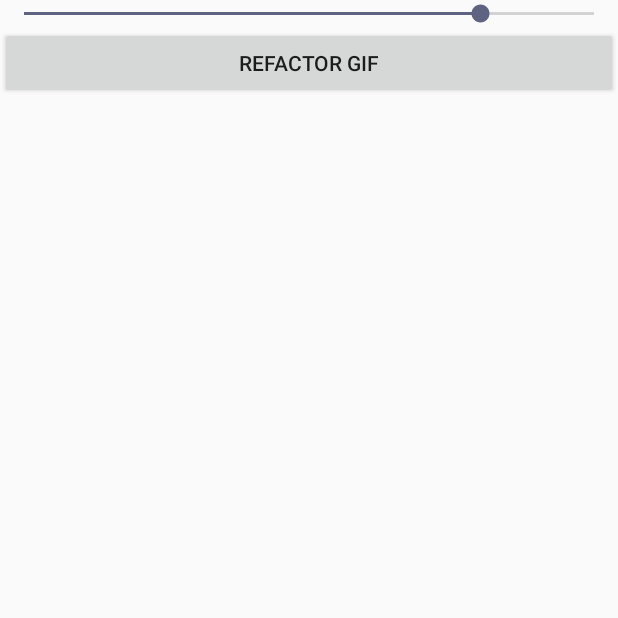
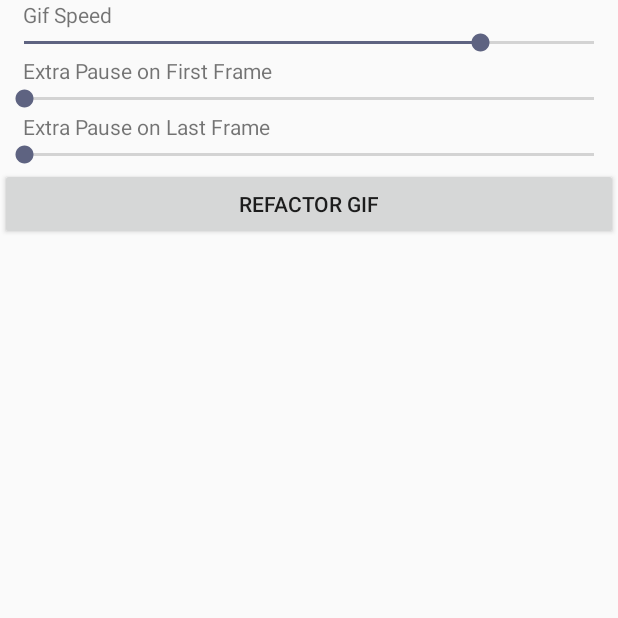
Before and after one commit to spencerstock/Gnocchi, an Android app: the DetailActivity screen opened directly, with no data from a screen before it, after a tap on "REFACTOR GIF", on a phone screen of 412 x 824 dp, the top half of it. Run offline under Robolectric (Android 15) with nearby library versions, the phone set to English and light mode, and no system bars; libraries missing offline, so code that uses them is left out: pl.droidsonroids.gif; 4 statements that could not run were skipped.

Commit message:
added first frame delay and last frame delay implementation

```diff
--- a/app/src/main/java/com/spencerstock/gnocchi/Activities/DetailActivity.java
+++ b/app/src/main/java/com/spencerstock/gnocchi/Activities/DetailActivity.java
@@ -33,10 +33,12 @@ public class DetailActivity extends AppCompatActivity {
     int               screenHeight;
     Context           context;
     ProgressBar       progressBar;
-    int               gifDelay;
     Button            refactorGifButton;
     SeekBar           gifSpeedSeekbar;
+    SeekBar           firstFrameDelay;
+    SeekBar           lastFrameDelay;
     boolean           refactor = false;
+    ImageView         gifImageView;
 
 
     @Override
@@ -52,6 +54,9 @@ public class DetailActivity extends AppCompatActivity {
         screenWidth = size.x;
         screenHeight = size.y;
 
+        gifImageView = findViewById(R.id.gif_image_view);
+        firstFrameDelay = findViewById(R.id.gif_first_frame_seekbar);
+        lastFrameDelay = findViewById(R.id.gif_last_frame_seekbar);
         gifSpeedSeekbar = findViewById(R.id.gif_speed_seekbar);
         gridLayout = findViewById(R.id.parent_gridLayout);
         progressBar = findViewById(R.id.progressBar_cyclic);
@@ -85,24 +90,31 @@ public class DetailActivity extends AppCompatActivity {
             temp.getLayoutParams().width = screenWidth / 3;
             temp.getLayoutParams().height = (int) ((image.getHeight()) * ((double) (screenWidth / 3) / image.getWidth()));
         }
-        generateGif(200);
+        generateGif(200, 0, 0);
 
 
         refactorGifButton.setOnClickListener(new View.OnClickListener() {
             @Override
             public void onClick(View v) {
+
+
+                gifImageView.setVisibility(View.GONE);
+                progressBar.setVisibility(View.VISIBLE);
                 int speed = 1000 - gifSpeedSeekbar.getProgress();
-                generateGif(speed);
+                int firstFrameDelayInt = firstFrameDelay.getProgress();
+                int lastFrameDelayInt = lastFrameDelay.getProgress();
+
+                generateGif(speed, firstFrameDelayInt, lastFrameDelayInt);
             }
         });
     }
 
 
-    private void generateGif(final int delayms) {
+    private void generateGif(final int delayms, final int lastFrameDelay, final int firstFrameDelay) {
         new Thread(new Runnable() {
             @Override
             public void run() {
-                final GifDrawable gifDrawable = GifBuilderDao.generateGIF(images, gnocchiTitle, delayms);
+                final GifDrawable gifDrawable = GifBuilderDao.generateGIF(images, gnocchiTitle, delayms, lastFrameDelay, firstFrameDelay);
 
 
                 runOnUiThread(new Runnable() {
@@ -110,7 +122,8 @@ public class DetailActivity extends AppCompatActivity {
                     public void run() {
                         progressBar.setVisibility(View.GONE);
                         refactorGifButton.setVisibility(View.VISIBLE);
-                        ImageView gifImageView = findViewById(R.id.gif_image_view);
+                        gifImageView.setVisibility(View.VISIBLE);
+
                         gifImageView.setBackground(gifDrawable);
                         gifDrawable.setLoopCount(0);
                         gifDrawable.start();
@@ -120,7 +133,7 @@ public class DetailActivity extends AppCompatActivity {
                         if (refactor) {
                             Toast.makeText(context, "Gif refactored", Toast.LENGTH_SHORT).show();
                         }
-                        if (!refactor) refactor=true;
+                        if (!refactor) refactor = true;
                     }
                 });
 
--- a/app/src/main/java/com/spencerstock/gnocchi/GifBuilder/GifBuilderDao.java
+++ b/app/src/main/java/com/spencerstock/gnocchi/GifBuilder/GifBuilderDao.java
@@ -12,13 +12,15 @@ import pl.droidsonroids.gif.GifDrawable;
 public class GifBuilderDao {
 
 
-    public static GifDrawable generateGIF(ArrayList<Bitmap> images, String gnocchiName, int delayms) {
+    public static GifDrawable generateGIF(ArrayList<Bitmap> images, String gnocchiName, int delayMs, int firstFrameDelay, int lastFrameDelay) {
         ByteArrayOutputStream bos = new ByteArrayOutputStream();
         GifBuilder encoder = new GifBuilder();
         encoder.start(bos);
-        for (Bitmap image : images) {
-            encoder.addFrame(image);
-            encoder.setDelay(delayms);
+        for (int i = 0; i < images.size(); ++i) {
+            if (i == 0) encoder.setDelay(delayMs+firstFrameDelay);
+            else if (i == images.size()-1) encoder.setDelay(delayMs+lastFrameDelay);
+            else encoder.setDelay(delayMs);
+            encoder.addFrame(images.get(i));
         }
         encoder.finish();
 
--- a/app/src/main/res/layout/activity_detail_view.xml
+++ b/app/src/main/res/layout/activity_detail_view.xml
@@ -40,6 +40,11 @@
                 android:layout_height="wrap_content" />
 
 
+            <TextView
+                android:text="Gif Speed"
+                android:paddingStart="15dp"
+                android:layout_width="match_parent"
+                android:layout_height="wrap_content" />
 
             <SeekBar
                 android:id="@+id/gif_speed_seekbar"
@@ -47,6 +52,33 @@
                 android:layout_height="wrap_content"
                 android:max="999"
                 android:progress="800"/>
+
+
+            <TextView
+                android:text="Extra Pause on First Frame"
+                android:paddingStart="15dp"
+                android:layout_width="match_parent"
+                android:layout_height="wrap_content" />
+
+            <SeekBar
+                android:id="@+id/gif_first_frame_seekbar"
+                android:layout_width="match_parent"
+                android:layout_height="wrap_content"
+                android:max="1000"
+                android:progress="0"/>
+
+            <TextView
+                android:text="Extra Pause on Last Frame"
+                android:paddingStart="15dp"
+                android:layout_width="match_parent"
+                android:layout_height="wrap_content" />
+
+            <SeekBar
+                android:id="@+id/gif_last_frame_seekbar"
+                android:layout_width="match_parent"
+                android:layout_height="wrap_content"
+                android:max="1000"
+                android:progress="0"/>
 
             <Button
                 android:id="@+id/button_refactor_gif"
```
